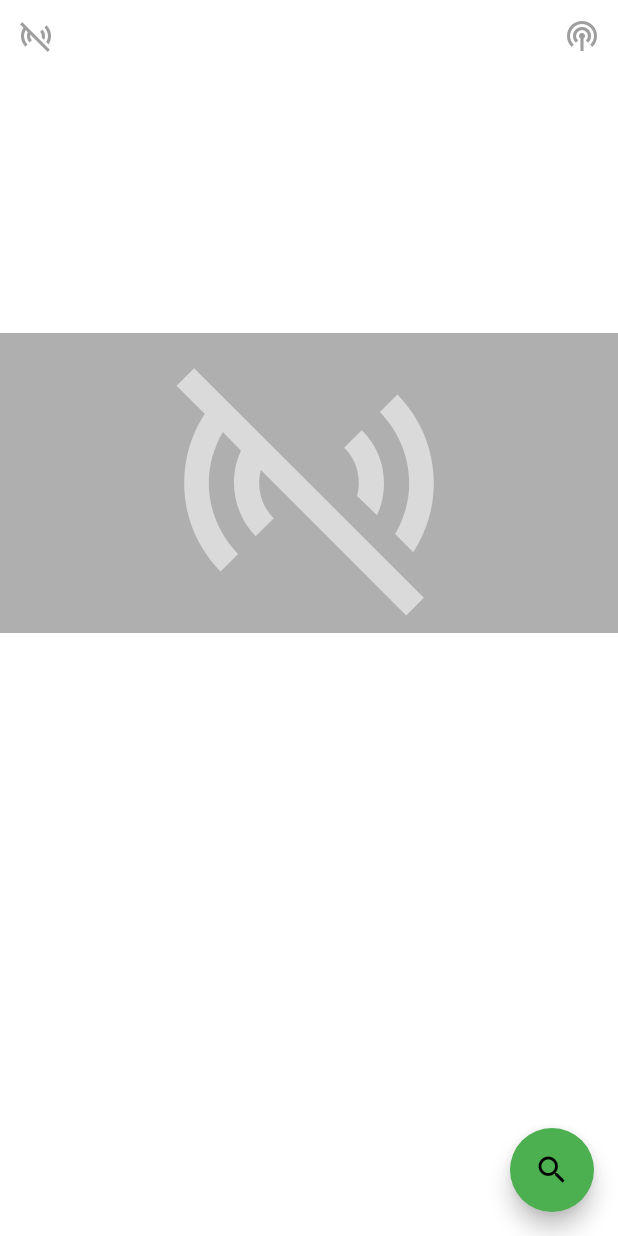
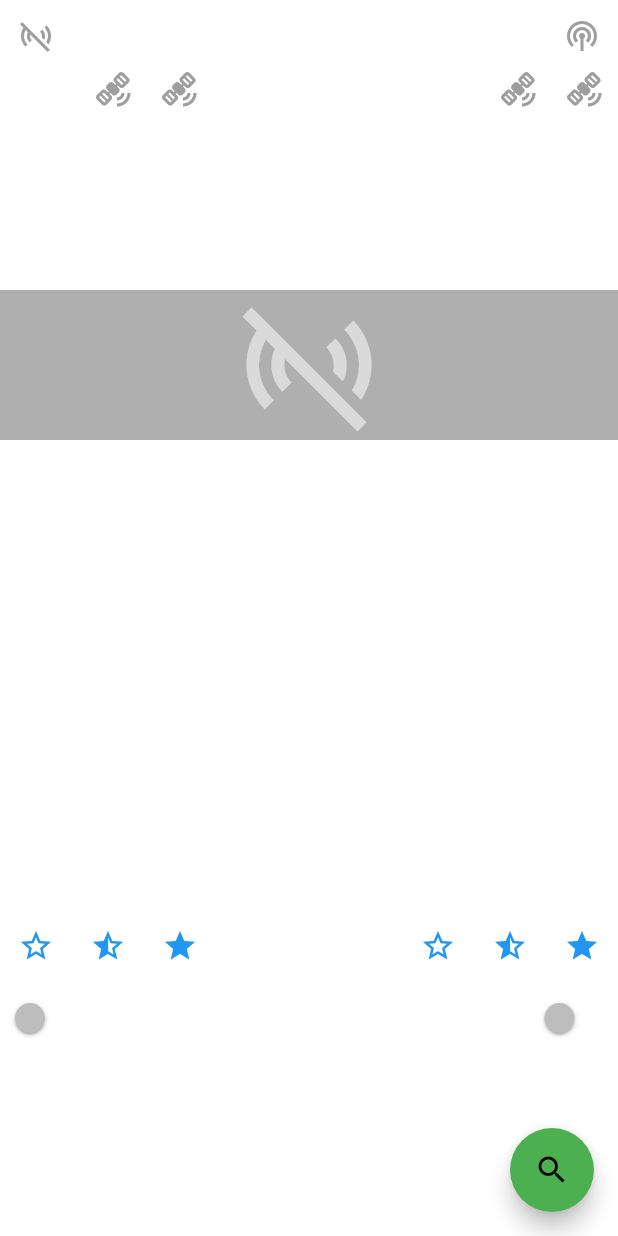
Before and after one commit to seihan/feetback_app, a Flutter app: the screen it shows after launch, on a phone screen of 412 x 824 dp. Run offline on Flutter 3.47's test engine with Material 2 defaults, Android fonts, the phone set to English and light mode, and no system bars; our stand-ins replace flutter_blue_plus, permission_handler.

Commit message:
completed actors setup - added ds-d6 devices - added buttons and switches for testing - all four connections established

```diff
--- a/lib/models/bluetooth_connection_model.dart
+++ b/lib/models/bluetooth_connection_model.dart
@@ -1,4 +1,5 @@
 import 'dart:async';
+import 'dart:convert';
 import 'dart:typed_data';
 
 import 'package:collection/collection.dart';
@@ -20,30 +21,60 @@ class BluetoothConnectionModel extends ChangeNotifier {
     required this.sensorStateModel,
   });
 
-  static Uint8List leftStart =
+  /// Sensor config
+  static final Uint8List _leftStart =
       Uint8List.fromList([0x01, 0x03, 0x00, 0x00, 0xF1, 0xD8]);
-  static Uint8List leftStop =
+  static final Uint8List _leftStop =
       Uint8List.fromList([0x01, 0x06, 0x00, 0x00, 0xE1, 0xD9]);
 
-  static Uint8List rightStart =
+  static final Uint8List _rightStart =
       Uint8List.fromList([0x02, 0x03, 0x00, 0x00, 0xF1, 0x9C]);
-  static Uint8List rightStop =
+  static final Uint8List _rightStop =
       Uint8List.fromList([0x02, 0x06, 0x00, 0x00, 0xe1, 0x9d]);
 
-  final Guid _serviceGuid = Guid('0000fe50-0000-1000-8000-00805f9b34fb');
-  final Guid _rxTxCharGuid = Guid('0000fe51-0000-1000-8000-00805f9b34fb');
+  static final Guid _sensorServiceGuid =
+      Guid('0000fe50-0000-1000-8000-00805f9b34fb');
+  static final Guid _sensorRxTxCharGuid =
+      Guid('0000fe51-0000-1000-8000-00805f9b34fb');
 
-  // List of Bluetooth devices to manage
+  /// Actor config
+  static const DeviceIdentifier _actorLeftId =
+      DeviceIdentifier('EA:3F:FA:39:89:E4');
+  static const DeviceIdentifier _actorRightId =
+      DeviceIdentifier('FC:77:F8:3E:B8:DA');
+
+  static final Guid _actorServiceGuid =
+      Guid('0000190b-0000-1000-8000-00805f9b34fb');
+  static final Guid _actorRxTxCharGuid =
+      Guid('00000003-0000-1000-8000-00805f9b34fb');
+
+  static const String _motorOn = 'AT+MOTOR=1'; // start vibration
+  static const String _buzzOne = 'AT+MOTOR=11'; // 50ms vibration
+  static const String _buzzTwo = 'AT+MOTOR=12'; // 100ms vibration
+  static const String _buzzThree = 'AT+MOTOR=13'; // 150ms vibration
+  static const String _motorOff = 'AT+MOTOR=00'; // stop vibration
+  static const String bat = 'AT+BATT0\n'; // get battery state %
+
   late final List<BluetoothDeviceModel> _devices = [
     BluetoothDeviceModel(
       name: 'CRM508-LEFT',
-      serviceGuid: _serviceGuid,
-      rxTxCharGuid: _rxTxCharGuid,
+      serviceGuid: _sensorServiceGuid,
+      rxTxCharGuid: _sensorRxTxCharGuid,
     ),
     BluetoothDeviceModel(
       name: 'CRM508-RIGHT',
-      serviceGuid: _serviceGuid,
-      rxTxCharGuid: _rxTxCharGuid,
+      serviceGuid: _sensorServiceGuid,
+      rxTxCharGuid: _sensorRxTxCharGuid,
+    ),
+    BluetoothDeviceModel(
+      id: _actorLeftId,
+      serviceGuid: _actorServiceGuid,
+      rxTxCharGuid: _actorRxTxCharGuid,
+    ),
+    BluetoothDeviceModel(
+      id: _actorRightId,
+      serviceGuid: _actorServiceGuid,
+      rxTxCharGuid: _actorRxTxCharGuid,
     ),
   ];
 
@@ -64,12 +95,14 @@ class BluetoothConnectionModel extends ChangeNotifier {
 
   bool _isNotifying = false;
   bool _isScanning = false;
-  int _reconnectCount = 0;
+  final List<bool> _activated = [false, false];
   final List<ScanResult> _processedResults = [];
   BluetoothAdapterState _state = BluetoothAdapterState.unknown;
   bool get connected => _devices.every((device) => device.connected);
   bool get isNotifying => _isNotifying;
   bool get isScanning => _isScanning;
+  List<bool> get activated => _activated;
+  List<BluetoothDeviceModel> get devices => _devices;
 
   Stream<String> get log => _logStream.stream;
 
@@ -112,6 +145,7 @@ class BluetoothConnectionModel extends ChangeNotifier {
     }
     _deviceSubscriptions.clear();
     _leftNotifyStreamSubscription?.cancel();
+    _rightNotifyStreamSubscription?.cancel();
     notifyListeners();
   }
 
@@ -119,10 +153,13 @@ class BluetoothConnectionModel extends ChangeNotifier {
     if (_isScanning) {
       return;
     }
-    _reconnectCount = 0;
     _processedResults.clear();
     _scanSubscription?.cancel();
     _scanResultSubscription?.cancel();
+    for (var subscription in _deviceSubscriptions) {
+      subscription?.cancel();
+    }
+    _deviceSubscriptions.clear();
     _scanResultSubscription = FlutterBluePlus.scanResults.listen(_onScanResult);
     _scanSubscription = FlutterBluePlus.isScanning.listen(_handleScanState);
     debugPrint('start scanning');
@@ -135,37 +172,23 @@ class BluetoothConnectionModel extends ChangeNotifier {
     notifyListeners();
   }
 
-  Future<void> _startLeftNotify() async {
+  Future<void> _startNotify({required int device}) async {
     try {
-      await _devices[0].rxTxChar?.write(leftStart, withoutResponse: false);
-      debugPrint('Left start sent successfully.');
+      await _devices[device].rxTxChar?.write(
+          device == 0 ? _leftStart : _rightStart,
+          withoutResponse: false);
+      debugPrint('${device == 0 ? 'Left' : 'Right'} start sent successfully.');
     } catch (e) {
       debugPrint('Error sending data: $e');
     }
   }
 
-  Future<void> _stopLeftNotify() async {
+  Future<void> _stopNotify({required int device}) async {
     try {
-      await _devices[0].rxTxChar?.write(leftStop, withoutResponse: false);
-      debugPrint('Left stop sent successfully.');
-    } catch (e) {
-      debugPrint('Error sending data: $e');
-    }
-  }
-
-  Future<void> _startRightNotify() async {
-    try {
-      await _devices[1].rxTxChar?.write(rightStart, withoutResponse: false);
-      debugPrint('Right start sent successfully.');
-    } catch (e) {
-      debugPrint('Error sending data: $e');
-    }
-  }
-
-  Future<void> _stopRightNotify() async {
-    try {
-      await _devices[1].rxTxChar?.write(rightStop, withoutResponse: false);
-      debugPrint('Right stop sent successfully.');
+      await _devices[device]
+          .rxTxChar
+          ?.write(device == 0 ? _leftStop : _rightStop, withoutResponse: false);
+      debugPrint('${device == 0 ? 'Left' : 'Right'} stop sent successfully.');
     } catch (e) {
       debugPrint('Error sending data: $e');
     }
@@ -177,7 +200,7 @@ class BluetoothConnectionModel extends ChangeNotifier {
       if (_devices[0].connected) {
         _leftNotificationHandler =
             BluetoothNotificationHandler(rxChar: _devices[0].rxTxChar);
-        await _startLeftNotify();
+        await _startNotify(device: 0);
         _leftNotifyStreamSubscription = _leftNotificationHandler?.notifyValues
             ?.listen(_handleLeftNotifyValues);
         await _leftNotificationHandler?.setNotify(true);
@@ -185,7 +208,7 @@ class BluetoothConnectionModel extends ChangeNotifier {
       if (_devices[1].connected) {
         _rightNotificationHandler =
             BluetoothNotificationHandler(rxChar: _devices[1].rxTxChar);
-        await _startRightNotify();
+        await _startNotify(device: 1);
         _rightNotifyStreamSubscription = _rightNotificationHandler?.notifyValues
             ?.listen(_handleRightNotifyValues);
         await _rightNotificationHandler?.setNotify(true);
@@ -193,17 +216,19 @@ class BluetoothConnectionModel extends ChangeNotifier {
     } else {
       if (_devices[0].connected) {
         _leftNotifyStreamSubscription?.cancel();
-        await _stopLeftNotify();
+        await _stopNotify(device: 0);
         await _leftNotificationHandler?.setNotify(false);
       }
       if (_devices[1].connected) {
         _rightNotifyStreamSubscription?.cancel();
-        await _stopRightNotify();
+        await _stopNotify(device: 0);
         await _rightNotificationHandler?.setNotify(false);
       }
     }
-    _logStream.add('is notifying; ${_devices[0].rxTxChar?.isNotifying}');
-    debugPrint('is notifying; ${_devices[0].rxTxChar?.isNotifying}');
+    _logStream.add(
+        'is notifying; ${_devices.every((device) => device.rxTxChar?.isNotifying ?? false)}');
+    debugPrint(
+        'is notifying; ${_devices.every((device) => device.rxTxChar?.isNotifying ?? false)}');
     notifyListeners();
   }
 
@@ -240,8 +265,6 @@ class BluetoothConnectionModel extends ChangeNotifier {
   }
 
   Future<void> _connect(BluetoothDeviceModel deviceModel) async {
-    if (_reconnectCount < 3) {
-      _reconnectCount++;
     try {
       debugPrint('connecting');
       _logStream.add('connecting');
@@ -252,31 +275,27 @@ class BluetoothConnectionModel extends ChangeNotifier {
       _logStream.add('Error: $error');
     }
   }
-  }
 
   void _handleServices(
       List<BluetoothService>? services, BluetoothDeviceModel deviceModel) {
     if (services != null) {
-      deviceModel.service =
-          services.firstWhereOrNull((element) => element.uuid == _serviceGuid);
+      deviceModel.service = services.firstWhereOrNull(
+          (service) => service.uuid == deviceModel.serviceGuid);
       if (deviceModel.service != null) {
-        debugPrint('found service for ${deviceModel.name}');
-        _logStream.add('found service for ${deviceModel.name}');
+        debugPrint('found service for ${deviceModel.device?.platformName}');
+        _logStream.add('found service for ${deviceModel.device?.platformName}');
         _handleCharacteristics(deviceModel);
       }
     }
   }
 
   void _handleCharacteristics(BluetoothDeviceModel deviceModel) async {
-    if (deviceModel.service != null &&
-        deviceModel.service?.characteristics != null) {
-      for (var characteristic in deviceModel.service!.characteristics) {
-        if (characteristic.uuid == deviceModel.rxTxCharGuid) {
-          debugPrint('found ${deviceModel.name} rx tx char');
-          _logStream.add('found ${deviceModel.name}  rx tx char');
-          deviceModel.rxTxChar = characteristic;
-        }
-      }
+    deviceModel.rxTxChar = deviceModel.service?.characteristics
+        .firstWhereOrNull((characteristic) =>
+            characteristic.uuid == deviceModel.rxTxCharGuid);
+    if (deviceModel.rxTxChar != null) {
+      debugPrint('found ${deviceModel.device?.platformName} rx tx char');
+      _logStream.add('found ${deviceModel.device?.platformName}  rx tx char');
     }
   }
 
@@ -284,7 +303,8 @@ class BluetoothConnectionModel extends ChangeNotifier {
     if (results.isNotEmpty) {
       for (var result in results) {
         for (var device in _devices) {
-          if (result.device.platformName == device.name &&
+          if ((result.device.platformName == device.name ||
+                  result.device.remoteId == device.id) &&
               (device.device == null || device.device == result.device) &&
               !_processedResults.contains(result)) {
             debugPrint('found device: ${result.device.platformName}');
@@ -305,6 +325,58 @@ class BluetoothConnectionModel extends ChangeNotifier {
     }
   }
 
+  void activate({required int device}) async {
+    int selection = 0;
+    switch (device) {
+      case 2:
+        selection = 0;
+        break;
+      case 3:
+        selection = 1;
+        break;
+    }
+    if (_devices[device].connected) {
+      _activated[selection] = true;
+      await _devices[device].rxTxChar?.write(utf8.encode(_motorOn));
+      notifyListeners();
+    }
+  }
+
+  void deactivate({required int device}) async {
+    int selection = 0;
+    switch (device) {
+      case 2:
+        selection = 0;
+        break;
+      case 3:
+        selection = 1;
+        break;
+    }
+    if (_devices[device].connected) {
+      _activated[selection] = false;
+      await _devices[device].rxTxChar?.write(utf8.encode(_motorOff));
+      notifyListeners();
+    }
+  }
+
+  void buzzOne({required int device}) async {
+    if (_devices[device].connected) {
+      await _devices[device].rxTxChar?.write(utf8.encode(_buzzOne));
+    }
+  }
+
+  void buzzTwo({required int device}) async {
+    if (_devices[device].connected) {
+      await _devices[device].rxTxChar?.write(utf8.encode(_buzzTwo));
+    }
+  }
+
+  void buzzThree({required int device}) async {
+    if (_devices[device].connected) {
+      await _devices[device].rxTxChar?.write(utf8.encode(_buzzThree));
+    }
+  }
+
   @override
   void dispose() {
     _scanSubscription?.cancel();
--- a/lib/models/bluetooth_device_model.dart
+++ b/lib/models/bluetooth_device_model.dart
@@ -1,12 +1,14 @@
 import 'package:flutter_blue_plus/flutter_blue_plus.dart';
 
 class BluetoothDeviceModel {
-  final String name;
+  final DeviceIdentifier? id;
+  final String? name;
   final Guid serviceGuid;
   final Guid rxTxCharGuid;
 
   BluetoothDeviceModel({
-    required this.name,
+    this.id,
+    this.name,
     required this.serviceGuid,
     required this.rxTxCharGuid,
   });
--- a/lib/screens/visualization_screen.dart
+++ b/lib/screens/visualization_screen.dart
@@ -1,8 +1,11 @@
+import 'package:feet_back_app/widgets/activate_switch.dart';
+import 'package:feet_back_app/widgets/devices.dart';
 import 'package:feet_back_app/widgets/disconnect_button.dart';
 import 'package:feet_back_app/widgets/sensor_values.dart';
 import 'package:flutter/material.dart';
 
 import '../../models/bluetooth_connection_model.dart';
+import '../widgets/buzz_button.dart';
 import '../widgets/notify_button.dart';
 
 class VisualizationScreen extends StatelessWidget {
@@ -24,6 +27,7 @@ class VisualizationScreen extends StatelessWidget {
                 NotifyButton(),
               ],
             ),
+            const DeviceWidget(),
             const Spacer(),
             if (model.connected == false)
               Container(
@@ -31,13 +35,33 @@ class VisualizationScreen extends StatelessWidget {
                 child: const Center(
                   child: Icon(
                     Icons.sensors_off,
-                    size: 200.0,
+                    size: 100.0,
                     color: Colors.white54,
                   ),
                 ),
               ),
             const Spacer(),
             const SensorValuesWidget(),
+            const Row(
+              mainAxisAlignment: MainAxisAlignment.spaceBetween,
+              children: [
+                BuzzButton(mode: 0, device: 2),
+                BuzzButton(mode: 1, device: 2),
+                BuzzButton(mode: 2, device: 2),
+                Spacer(),
+                BuzzButton(mode: 0, device: 3),
+                BuzzButton(mode: 1, device: 3),
+                BuzzButton(mode: 2, device: 3),
+              ],
+            ),
+            const Row(
+              mainAxisAlignment: MainAxisAlignment.spaceBetween,
+              children: [
+                ActivateSwitch(device: 2),
+                ActivateSwitch(device: 3),
+              ],
+            ),
+            const Spacer(),
           ],
         ),
       ),
--- /dev/null
+++ b/lib/widgets/activate_switch.dart
@@ -0,0 +1,32 @@
+import 'package:flutter/material.dart';
+import 'package:provider/provider.dart';
+
+import '../models/bluetooth_connection_model.dart';
+
+class ActivateSwitch extends StatelessWidget {
+  final int device;
+  const ActivateSwitch({required this.device, Key? key}) : super(key: key);
+
+  @override
+  Widget build(BuildContext context) {
+    int selection = 0;
+    switch (device) {
+      case 2:
+        selection = 0;
+        break;
+      case 3:
+        selection = 1;
+        break;
+    }
+    return Consumer<BluetoothConnectionModel>(
+      builder: (context, model, child) {
+        return Switch(
+          value: model.activated[selection],
+          onChanged: (newValue) => newValue
+              ? model.activate(device: device)
+              : model.deactivate(device: device),
+        );
+      },
+    );
+  }
+}
--- /dev/null
+++ b/lib/widgets/buzz_button.dart
@@ -0,0 +1,43 @@
+import 'package:flutter/material.dart';
+import 'package:provider/provider.dart';
+
+import '../models/bluetooth_connection_model.dart';
+
+class BuzzButton extends StatelessWidget {
+  final int mode;
+  final int device;
+  const BuzzButton({this.mode = 0, required this.device, Key? key})
+      : super(key: key);
+
+  @override
+  Widget build(BuildContext context) {
+    return Consumer<BluetoothConnectionModel>(builder: (context, model, child) {
+      switch (mode) {
+        case 1:
+          return IconButton(
+            onPressed: () => model.buzzTwo(device: device),
+            icon: const Icon(
+              Icons.star_half_sharp,
+            ),
+            color: Colors.blue,
+          );
+        case 2:
+          return IconButton(
+            onPressed: () => model.buzzThree(device: device),
+            icon: const Icon(
+              Icons.star,
+            ),
+            color: Colors.blue,
+          );
+        default:
+          return IconButton(
+            onPressed: () => model.buzzOne(device: device),
+            icon: const Icon(
+              Icons.star_outline,
+            ),
+            color: Colors.blue,
+          );
+      }
+    });
+  }
+}
--- a/lib/widgets/connection_log_viewer.dart
+++ b/lib/widgets/connection_log_viewer.dart
@@ -11,8 +11,8 @@ class ConnectionLogViewer extends StatelessWidget {
   @override
   Widget build(BuildContext context) {
     return Container(
-      padding: const EdgeInsets.only(top: 50),
-      height: 150,
+      padding: const EdgeInsets.only(top: 80),
+      height: 200,
       child: TextStreamWidget(textStream: stream),
     );
   }
--- /dev/null
+++ b/lib/widgets/devices.dart
@@ -0,0 +1,54 @@
+import 'package:flutter/material.dart';
+import 'package:provider/provider.dart';
+
+import '../models/bluetooth_connection_model.dart';
+
+class DeviceWidget extends StatelessWidget {
+  const DeviceWidget({Key? key}) : super(key: key);
+
+  @override
+  Widget build(BuildContext context) {
+    return Consumer<BluetoothConnectionModel>(builder: (context, model, child) {
+      return Row(
+        mainAxisAlignment: MainAxisAlignment.spaceBetween,
+        children: [
+          const Text('Sensors:'),
+          Row(
+            children: List.generate(
+              model.devices.length - 2,
+              (index) {
+                return Padding(
+                  padding: const EdgeInsets.symmetric(horizontal: 10),
+                  child: Icon(
+                    Icons.satellite_alt,
+                    color: model.devices[index].connected
+                        ? Colors.blue
+                        : Colors.grey,
+                  ),
+                );
+              },
+            ),
+          ),
+          const Spacer(),
+          const Text('Actors:'),
+          Row(
+            children: List.generate(
+              model.devices.length - 2,
+              (index) {
+                return Padding(
+                  padding: const EdgeInsets.symmetric(horizontal: 10),
+                  child: Icon(
+                    Icons.satellite_alt,
+                    color: model.devices[index + 2].connected
+                        ? Colors.blue
+                        : Colors.grey,
+                  ),
+                );
+              },
+            ),
+          ),
+        ],
+      );
+    });
+  }
+}
--- a/lib/widgets/sensor_values.dart
+++ b/lib/widgets/sensor_values.dart
@@ -22,10 +22,7 @@ class SensorValuesWidget extends StatelessWidget {
                 (index) {
                   // Add 1 to index to have leading numerization
                   int numerization = index + 1;
-                  return Text(
-                    '$numerization. ${leftSensorValues[index]}',
-                    style: const TextStyle(fontSize: 16.0),
-                  );
+                  return Text('$numerization. ${leftSensorValues[index]}');
                 },
               ),
             ),
@@ -35,10 +32,7 @@ class SensorValuesWidget extends StatelessWidget {
                 (index) {
                   // Add 1 to index to have leading numerization
                   int numerization = index + 1;
-                  return Text(
-                    '$numerization. ${rightSensorValues[index]}',
-                    style: const TextStyle(fontSize: 16.0),
-                  );
+                  return Text('$numerization. ${rightSensorValues[index]}');
                 },
               ),
             )
```
Lines whose indentation alone changed are shown as unchanged.
